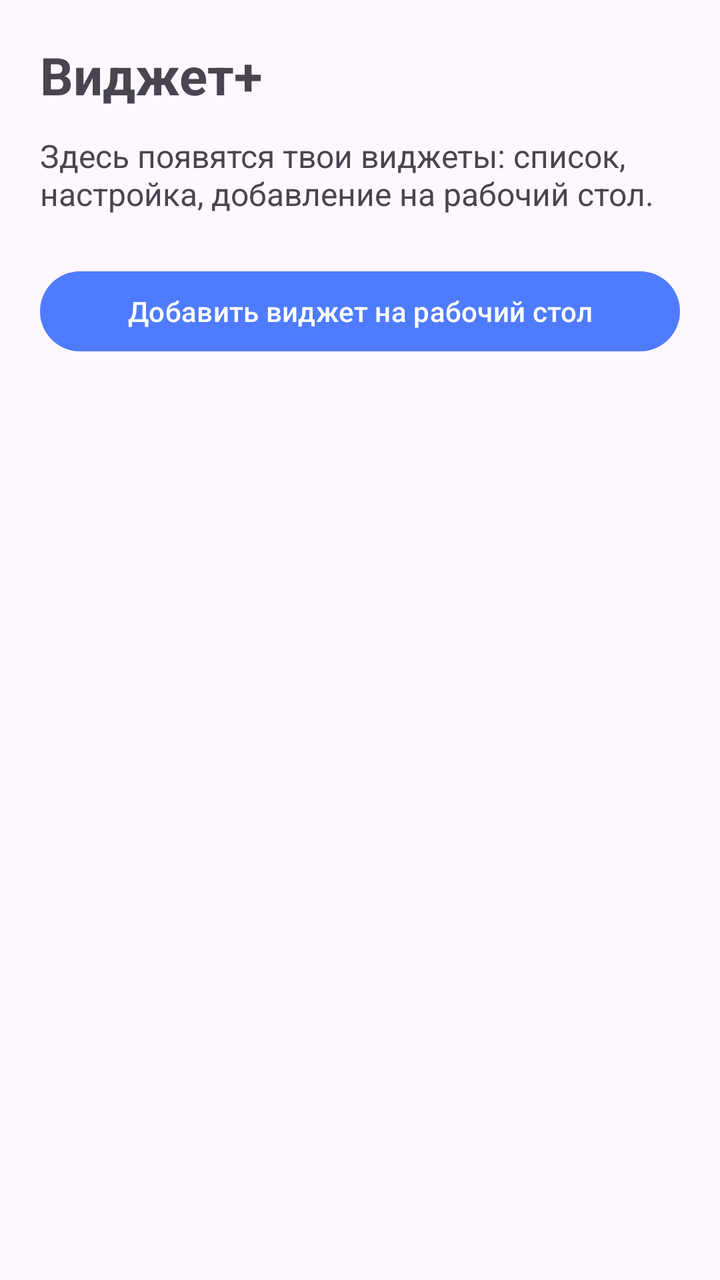
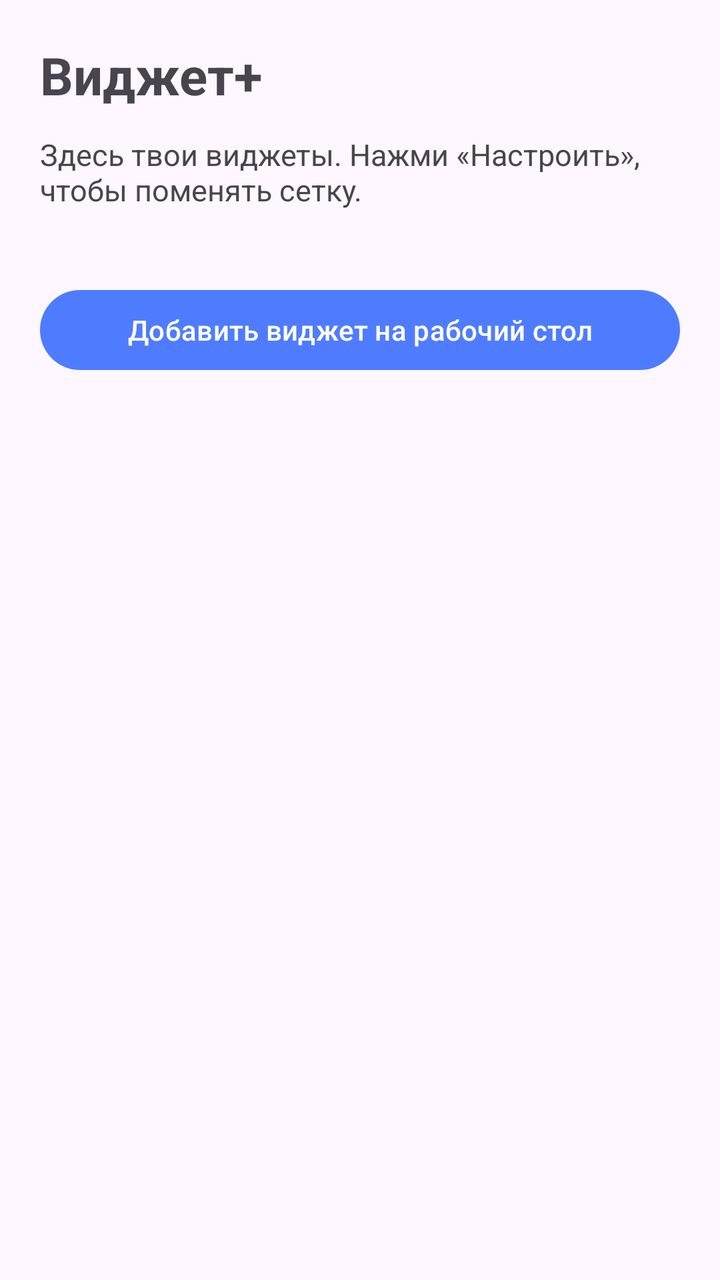

Two renders of the same Android screen: before a commit and after it. Below are the layout's source before the change and the commit's diff.
<!-- AndroidManifest.xml: application theme Theme.WidgetPlus -->
<!-- res/layout/activity_main.xml -->
<?xml version="1.0" encoding="utf-8"?>
<LinearLayout xmlns:android="http://schemas.android.com/apk/res/android"
    android:layout_width="match_parent"
    android:layout_height="match_parent"
    android:orientation="vertical"
    android:padding="20dp">

    <TextView
        android:layout_width="match_parent"
        android:layout_height="wrap_content"
        android:text="@string/main_title"
        android:textSize="26sp"
        android:textStyle="bold" />

    <TextView
        android:layout_width="match_parent"
        android:layout_height="wrap_content"
        android:layout_marginTop="12dp"
        android:text="@string/main_hint"
        android:textSize="16sp" />

    <Button
        android:id="@+id/btnAddWidget"
        android:layout_width="match_parent"
        android:layout_height="wrap_content"
        android:layout_marginTop="24dp"
        android:text="@string/add_widget" />

</LinearLayout>
<!-- resources referenced by this layout -->
<resources>
  <string name="add_widget">Добавить виджет на рабочий стол</string>
  <string name="main_hint">Здесь появятся твои виджеты: список, настройка, добавление на рабочий стол.</string>
  <string name="main_title">Виджет+</string>
  <style name="Theme.WidgetPlus" parent="Theme.Material3.DayNight">
          <item name="colorPrimary">@color/brand</item>
      </style>
  <color name="brand">#FF4F7CFF</color>
</resources>

<!-- the commit's change to res/layout/activity_main.xml (unified diff, before → after) -->
@@ -1,29 +1,42 @@
 <?xml version="1.0" encoding="utf-8"?>
-<LinearLayout xmlns:android="http://schemas.android.com/apk/res/android"
+<ScrollView xmlns:android="http://schemas.android.com/apk/res/android"
     android:layout_width="match_parent"
     android:layout_height="match_parent"
-    android:orientation="vertical"
-    android:padding="20dp">
+    android:fillViewport="true">
 
-    <TextView
+    <LinearLayout
         android:layout_width="match_parent"
         android:layout_height="wrap_content"
-        android:text="@string/main_title"
-        android:textSize="26sp"
-        android:textStyle="bold" />
+        android:orientation="vertical"
+        android:padding="20dp">
 
-    <TextView
-        android:layout_width="match_parent"
-        android:layout_height="wrap_content"
-        android:layout_marginTop="12dp"
-        android:text="@string/main_hint"
-        android:textSize="16sp" />
+        <TextView
+            android:layout_width="match_parent"
+            android:layout_height="wrap_content"
+            android:text="@string/main_title"
+            android:textSize="26sp"
+            android:textStyle="bold" />
 
-    <Button
-        android:id="@+id/btnAddWidget"
-        android:layout_width="match_parent"
-        android:layout_height="wrap_content"
-        android:layout_marginTop="24dp"
-        android:text="@string/add_widget" />
+        <TextView
+            android:layout_width="match_parent"
+            android:layout_height="wrap_content"
+            android:layout_marginTop="12dp"
+            android:text="@string/main_hint"
+            android:textSize="15sp" />
 
-</LinearLayout>
+        <LinearLayout
+            android:id="@+id/widgetList"
+            android:layout_width="match_parent"
+            android:layout_height="wrap_content"
+            android:layout_marginTop="16dp"
+            android:orientation="vertical" />
+
+        <Button
+            android:id="@+id/btnAddWidget"
+            android:layout_width="match_parent"
+            android:layout_height="wrap_content"
+            android:layout_marginTop="20dp"
+            android:text="@string/add_widget" />
+
+    </LinearLayout>
+</ScrollView>
<!-- resource entries referenced after the edit -->
@@ -1,10 +1,11 @@
 <!-- resources referenced by this layout -->
 <resources>
   <string name="add_widget">Добавить виджет на рабочий стол</string>
-  <string name="main_hint">Здесь появятся твои виджеты: список, настройка, добавление на рабочий стол.</string>
+  <string name="main_hint">Здесь твои виджеты. Нажми «Настроить», чтобы поменять сетку.</string>
   <string name="main_title">Виджет+</string>
   <style name="Theme.WidgetPlus" parent="Theme.Material3.DayNight">
           <item name="colorPrimary">@color/brand</item>
+          <item name="colorOnPrimary">#FFFFFFFF</item>
       </style>
   <color name="brand">#FF4F7CFF</color>
 </resources>
